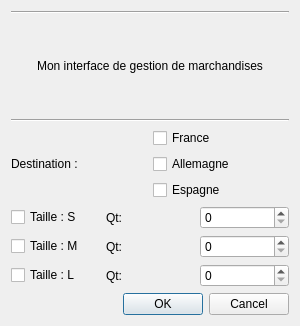
Qt form widget.ui (Ant-HonyB/xmasProjectAB) before a commit.
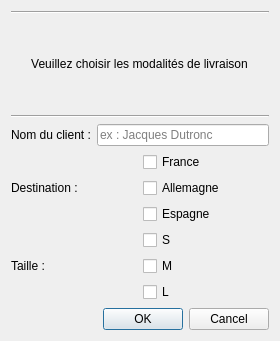
The same form after that commit.

Diff of the .ui file:
```diff
--- a/widget.ui
+++ b/widget.ui
@@ -6,8 +6,8 @@
    <rect>
     <x>0</x>
     <y>0</y>
-    <width>300</width>
-    <height>326</height>
+    <width>280</width>
+    <height>341</height>
    </rect>
   </property>
   <property name="windowTitle">
@@ -23,27 +23,6 @@
        </property>
       </widget>
      </item>
-     <item row="5" column="0">
-      <layout class="QHBoxLayout" name="horizontalLayout">
-       <item>
-        <widget class="QCheckBox" name="checkBox_3">
-         <property name="text">
-          <string>Taille : S  </string>
-         </property>
-        </widget>
-       </item>
-       <item>
-        <widget class="QLabel" name="label_2">
-         <property name="text">
-          <string>Qt:</string>
-         </property>
-        </widget>
-       </item>
-       <item>
-        <widget class="QSpinBox" name="sbQuantity"/>
-       </item>
-      </layout>
-     </item>
      <item row="4" column="0">
       <layout class="QHBoxLayout" name="horizontalLayout_4">
        <item>
@@ -93,7 +72,7 @@
         </size>
        </property>
        <property name="text">
-        <string>Mon interface de gestion de marchandises</string>
+        <string>Veuillez choisir les modalités de livraison</string>
        </property>
        <property name="alignment">
         <set>Qt::AlignCenter</set>
@@ -107,48 +86,6 @@
        </property>
       </widget>
      </item>
-     <item row="6" column="0">
-      <layout class="QHBoxLayout" name="horizontalLayout_2">
-       <item>
-        <widget class="QCheckBox" name="checkBox_2">
-         <property name="text">
-          <string>Taille : M</string>
-         </property>
-        </widget>
-       </item>
-       <item>
-        <widget class="QLabel" name="label_6">
-         <property name="text">
-          <string>Qt:</string>
-         </property>
-        </widget>
-       </item>
-       <item>
-        <widget class="QSpinBox" name="sbQuantity_2"/>
-       </item>
-      </layout>
-     </item>
-     <item row="7" column="0">
-      <layout class="QHBoxLayout" name="horizontalLayout_3">
-       <item>
-        <widget class="QCheckBox" name="checkBox">
-         <property name="text">
-          <string>Taille : L</string>
-         </property>
-        </widget>
-       </item>
-       <item>
-        <widget class="QLabel" name="label_7">
-         <property name="text">
-          <string>Qt:</string>
-         </property>
-        </widget>
-       </item>
-       <item>
-        <widget class="QSpinBox" name="sbQuantity_3"/>
-       </item>
-      </layout>
-     </item>
      <item row="2" column="0">
       <widget class="Line" name="line">
        <property name="orientation">
@@ -156,6 +93,63 @@
        </property>
       </widget>
      </item>
+     <item row="5" column="0">
+      <layout class="QHBoxLayout" name="horizontalLayout_6">
+       <item>
+        <widget class="QLabel" name="label_9">
+         <property name="text">
+          <string>Taille : </string>
+         </property>
+        </widget>
+       </item>
+       <item>
+        <layout class="QVBoxLayout" name="verticalLayout_3">
+         <item>
+          <widget class="QCheckBox" name="checkBox_7">
+           <property name="text">
+            <string>S</string>
+           </property>
+          </widget>
+         </item>
+         <item>
+          <widget class="QCheckBox" name="checkBox_8">
+           <property name="text">
+            <string>M</string>
+           </property>
+          </widget>
+         </item>
+         <item>
+          <widget class="QCheckBox" name="checkBox_9">
+           <property name="text">
+            <string>L</string>
+           </property>
+          </widget>
+         </item>
+        </layout>
+       </item>
+      </layout>
+     </item>
+     <item row="7" column="0">
+      <layout class="QHBoxLayout" name="horizontalLayout"/>
+     </item>
+     <item row="3" column="0">
+      <layout class="QHBoxLayout" name="horizontalLayout_2">
+       <item>
+        <widget class="QLabel" name="label_2">
+         <property name="text">
+          <string>Nom du client :</string>
+         </property>
+        </widget>
+       </item>
+       <item>
+        <widget class="QLineEdit" name="lineEdit">
+         <property name="placeholderText">
+          <string>ex : Jacques Dutronc</string>
+         </property>
+        </widget>
+       </item>
+      </layout>
+     </item>
     </layout>
    </item>
   </layout>
```
